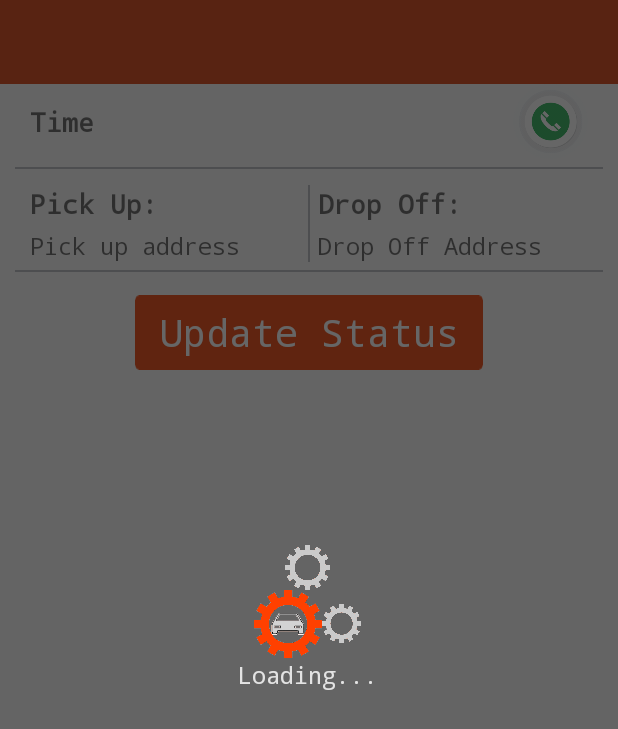
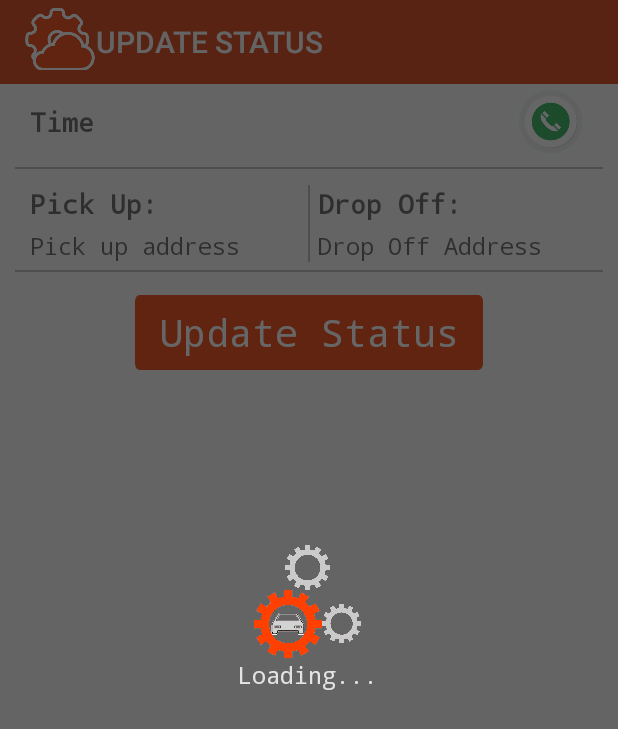
Before and after one commit to AmbujeshTripathi/Driver-Assistance, an Android app: the fragment StatusUpdateFragment placed in its activity, on a phone screen of 412 x 824 dp. Shown: the top 729 px of the screen. Run offline under Robolectric (Android 15) with nearby library versions, the phone set to English and light mode, and no system bars; libraries missing offline, so code that uses them is left out: retrofit.client, retrofit.mime; 5 statements that could not run were skipped.

Commit message:
Global Job Id integrated

```diff
--- a/app/src/main/java/com/mygaadi/driverassistance/activity/MainActivity.java
+++ b/app/src/main/java/com/mygaadi/driverassistance/activity/MainActivity.java
@@ -12,6 +12,7 @@ import android.support.annotation.Nullable;
 import android.support.v4.app.ActivityCompat;
 import android.support.v4.app.FragmentManager;
 import android.support.v7.app.AppCompatActivity;
+import android.support.v7.widget.Toolbar;
 
 import com.mygaadi.driverassistance.R;
 import com.mygaadi.driverassistance.fragments.CalendarFragment;
@@ -31,11 +32,14 @@ public class MainActivity extends AppCompatActivity implements ActivityCompat.On
     private Boolean bounded;
     private GPSTrackerService mService;
     private boolean doubleBackToExitPressedOnce;
+    private Toolbar mActionBarToolbar;
 
     @Override
     protected void onCreate(@Nullable Bundle savedInstanceState) {
         super.onCreate(savedInstanceState);
         setContentView(R.layout.activity_main);
+        mActionBarToolbar = (Toolbar) findViewById(R.id.toolbar);
+        setSupportActionBar(mActionBarToolbar);
 
         //bind service...
         bindService(new Intent(this, GPSTrackerService.class), mServiceConnection, Context.BIND_AUTO_CREATE);
@@ -122,18 +126,19 @@ public class MainActivity extends AppCompatActivity implements ActivityCompat.On
         }
 
         if (backStackEntryName.equalsIgnoreCase(StatusUpdateFragment.TAG)) {
+            Utility.CURRENT_JOB_ID = "";
             Utility.navigateFragment(new DashboardFragment(), DashboardFragment.TAG, null, this);
             return;
         }
 
 
         if (backStackEntryName.equalsIgnoreCase(UploadJobCardFragment.TAG)) {
-            Utility.navigateFragment(new StatusUpdateFragment() , StatusUpdateFragment.TAG , null , this);
+            Utility.navigateFragment(new StatusUpdateFragment(), StatusUpdateFragment.TAG, null, this);
             return;
         }
 
         if (backStackEntryName.equalsIgnoreCase(CalendarFragment.TAG)) {
-            Utility.navigateFragment(new DashboardFragment() , DashboardFragment.TAG , null , this);
+            Utility.navigateFragment(new DashboardFragment(), DashboardFragment.TAG, null, this);
             return;
         }
     }
--- a/app/src/main/java/com/mygaadi/driverassistance/fragments/DashboardFragment.java
+++ b/app/src/main/java/com/mygaadi/driverassistance/fragments/DashboardFragment.java
@@ -7,6 +7,7 @@ import android.os.Bundle;
 import android.os.Environment;
 import android.provider.MediaStore;
 import android.support.v4.app.Fragment;
+import android.support.v7.app.ActionBar;
 import android.support.v7.app.AlertDialog;
 import android.support.v7.widget.LinearLayoutManager;
 import android.support.v7.widget.RecyclerView;
@@ -80,6 +81,12 @@ public class DashboardFragment extends Fragment implements OnDateStripActionList
                              Bundle savedInstanceState) {
         // Inflate the layout for this fragment
         rootView = (ViewGroup) inflater.inflate(R.layout.fragment_dashboard, container, false);
+
+        ActionBar supportActionBar = ((MainActivity) getActivity()).getSupportActionBar();
+        if (supportActionBar != null) {
+            supportActionBar.setTitle("JOB LIST");
+            supportActionBar.setIcon(R.drawable.launcher_icon);
+        }
         mRecyclerView = (RecyclerView) rootView.findViewById(R.id.recycler);
         noDataView = (TextView) rootView.findViewById(R.id.noDataLayout);
         mLayoutManager = new LinearLayoutManager(getActivity());
--- a/app/src/main/java/com/mygaadi/driverassistance/fragments/StatusUpdateFragment.java
+++ b/app/src/main/java/com/mygaadi/driverassistance/fragments/StatusUpdateFragment.java
@@ -68,6 +68,7 @@ public class StatusUpdateFragment extends Fragment implements RestCallback, View
 
         ActionBar supportActionBar = ((MainActivity) getActivity()).getSupportActionBar();
         if (supportActionBar != null) {
+            supportActionBar.setIcon(R.drawable.launcher_icon);
             supportActionBar.setTitle("UPDATE STATUS");
         }
 
@@ -113,6 +114,7 @@ public class StatusUpdateFragment extends Fragment implements RestCallback, View
 
 //        String endTime = bundle.getString(Constants.END_TIME);
         mJobId = bundle.getString(Constants.JOB_ID);
+        Utility.CURRENT_JOB_ID = mJobId;
         mCustomerMobile = bundle.getString(Constants.KEY_MOBILE);
     }
 
@@ -178,6 +180,7 @@ public class StatusUpdateFragment extends Fragment implements RestCallback, View
 
         if (mCurrentIndex > childCount - 1) {
             mCurrentIndex = 0;
+            Utility.CURRENT_JOB_ID = "";
             getActivity().getSupportFragmentManager().popBackStackImmediate();
         }
     }
--- a/app/src/main/java/com/mygaadi/driverassistance/utils/Utility.java
+++ b/app/src/main/java/com/mygaadi/driverassistance/utils/Utility.java
@@ -14,7 +14,6 @@ import android.net.ConnectivityManager;
 import android.net.NetworkInfo;
 import android.net.Uri;
 import android.os.Bundle;
-import android.os.SystemClock;
 import android.support.v4.app.Fragment;
 import android.support.v4.app.FragmentActivity;
 import android.support.v4.app.FragmentManager;
@@ -62,6 +61,7 @@ public class Utility {
     public static NotificationManager mNotificationManager;
     private static AlertDialog.Builder alertDialogBuilder;
     public static AlertDialog alertDialogForNoInternet;
+    public static String CURRENT_JOB_ID = "";
 
     private static CustomGearDialog mLoadingDialog;
 
```
Also changed, not shown: app/src/main/java/com/mygaadi/driverassistance/fragments/CalendarFragment.java (+8 -0 lines).
